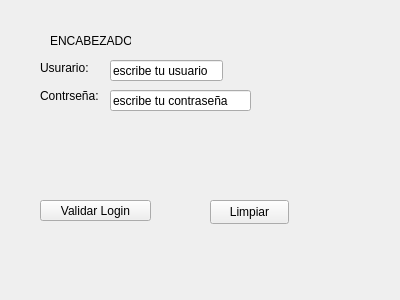
Qt form ui/login.ui (Lm4e/Proyecto_final) before a commit.
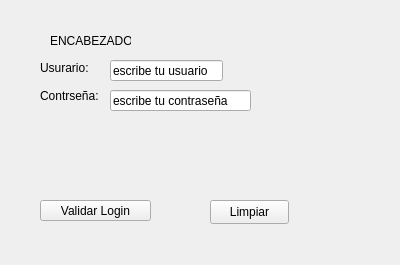
The same form after that commit.

```diff
--- a/ui/login.ui
+++ b/ui/login.ui
@@ -7,7 +7,7 @@
     <x>0</x>
     <y>0</y>
     <width>400</width>
-    <height>300</height>
+    <height>265</height>
    </rect>
   </property>
   <property name="windowTitle">
```
